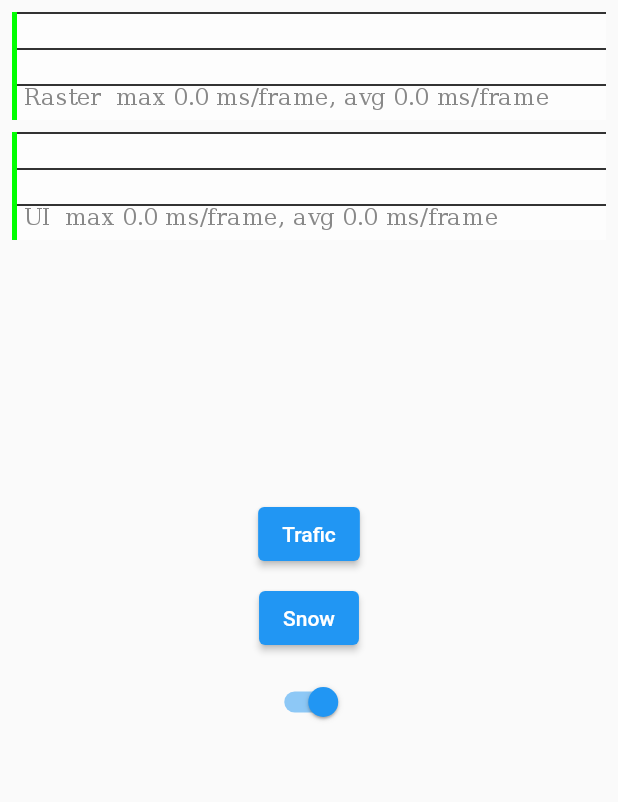
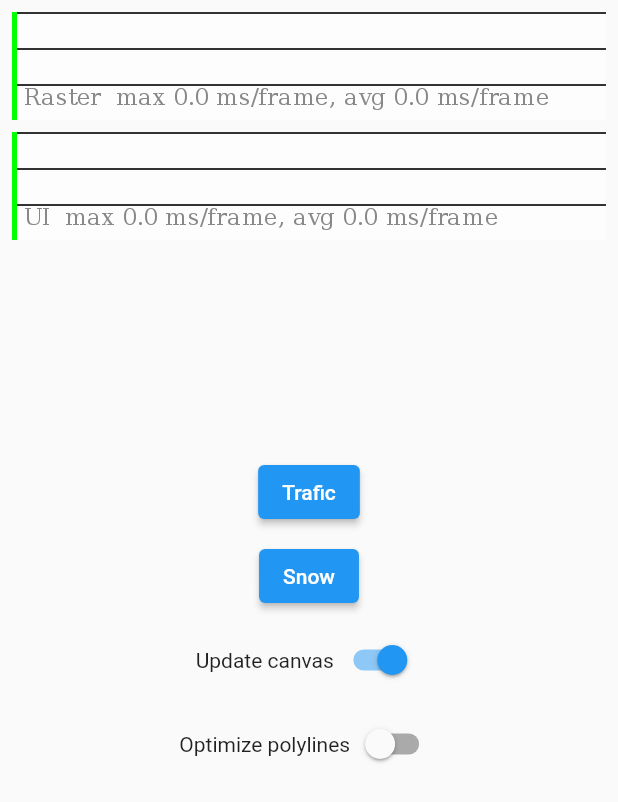
Before and after one commit to Floating-Dartists/flutter_map_sample, a Flutter app: the screen it shows after launch, on a phone screen of 412 x 824 dp. Shown: the top 802 px of the screen. Run offline on Flutter 3.47's test engine with Material 2 defaults, Android fonts, the light colour scheme and no system bars; our stand-ins replace flutter_map, latlong2.

Commit message:
improved base implementation

```diff
--- a/lib/home_view.dart
+++ b/lib/home_view.dart
@@ -16,10 +16,12 @@ class HomeView extends StatefulWidget {
 
 class _HomeViewState extends State<HomeView> {
   final _updateCanvas = ValueNotifier<bool>(true);
+  final _optimizePolylines = ValueNotifier<bool>(false);
 
   @override
   void dispose() {
     _updateCanvas.dispose();
+    _optimizePolylines.dispose();
     super.dispose();
   }
 
@@ -43,7 +45,7 @@ class _HomeViewState extends State<HomeView> {
                       return NewPolylineLayerOptions(
                         polylines: lines,
                         polylineCulling: true,
-                        updateCanvas: _updateCanvas.value,
+                        saveLayers: _updateCanvas.value,
                       );
                     },
                   ),
@@ -66,7 +68,7 @@ class _HomeViewState extends State<HomeView> {
                       return NewPolylineLayerOptions(
                         polylines: lines,
                         polylineCulling: true,
-                        updateCanvas: _updateCanvas.value,
+                        saveLayers: _updateCanvas.value,
                       );
                     },
                   ),
@@ -75,18 +77,42 @@ class _HomeViewState extends State<HomeView> {
               child: const Text('Snow'),
             ),
             const SizedBox(height: 8),
-            ValueListenableBuilder<bool>(
-              valueListenable: _updateCanvas,
-              builder: (_, value, __) {
-                return Switch(
-                  value: value,
-                  onChanged: (_) => _updateCanvas.value = !value,
-                );
-              },
+            OptionSwitch(controller: _updateCanvas, label: 'Update canvas'),
+            const SizedBox(height: 8),
+            OptionSwitch(
+              controller: _optimizePolylines,
+              label: 'Optimize polylines',
             ),
           ],
         ),
       ),
+    );
+  }
+}
+
+class OptionSwitch extends StatelessWidget {
+  final ValueNotifier<bool> controller;
+  final String label;
+
+  const OptionSwitch({Key? key, required this.controller, required this.label})
+      : super(key: key);
+
+  @override
+  Widget build(BuildContext context) {
+    return Row(
+      mainAxisSize: MainAxisSize.min,
+      children: [
+        Text(label),
+        ValueListenableBuilder<bool>(
+          valueListenable: controller,
+          builder: (_, value, __) {
+            return Switch(
+              value: value,
+              onChanged: (_) => controller.value = !value,
+            );
+          },
+        ),
+      ],
     );
   }
 }
--- a/lib/new_polyline_plugin/src/new_polyline_layer_options.dart
+++ b/lib/new_polyline_plugin/src/new_polyline_layer_options.dart
@@ -2,9 +2,16 @@ import 'package:flutter/material.dart';
 import 'package:flutter_map/flutter_map.dart';
 
 class NewPolylineLayerOptions extends LayerOptions {
+  /// List of polylines to draw.
   final List<Polyline> polylines;
+
   final bool polylineCulling;
-  final bool updateCanvas;
+
+  /// {@macro newPolylinePainter.saveLayers}
+  ///
+  /// By default, this is value is set to `false` to improve performances on
+  /// layers containing a lot of [Polyline].
+  final bool saveLayers;
 
   NewPolylineLayerOptions({
     Key? key,
@@ -12,7 +19,7 @@ class NewPolylineLayerOptions extends LayerOptions {
     this.polylineCulling = false,
     // ignore: prefer_void_to_null
     Stream<Null>? rebuild,
-    this.updateCanvas = true,
+    this.saveLayers = false,
   }) : super(key: key, rebuild: rebuild) {
     if (polylineCulling) {
       for (var polyline in polylines) {
```
Also changed, not shown: lib/new_polyline_plugin/src/new_polyline_layer.dart (+13 -14 lines).
